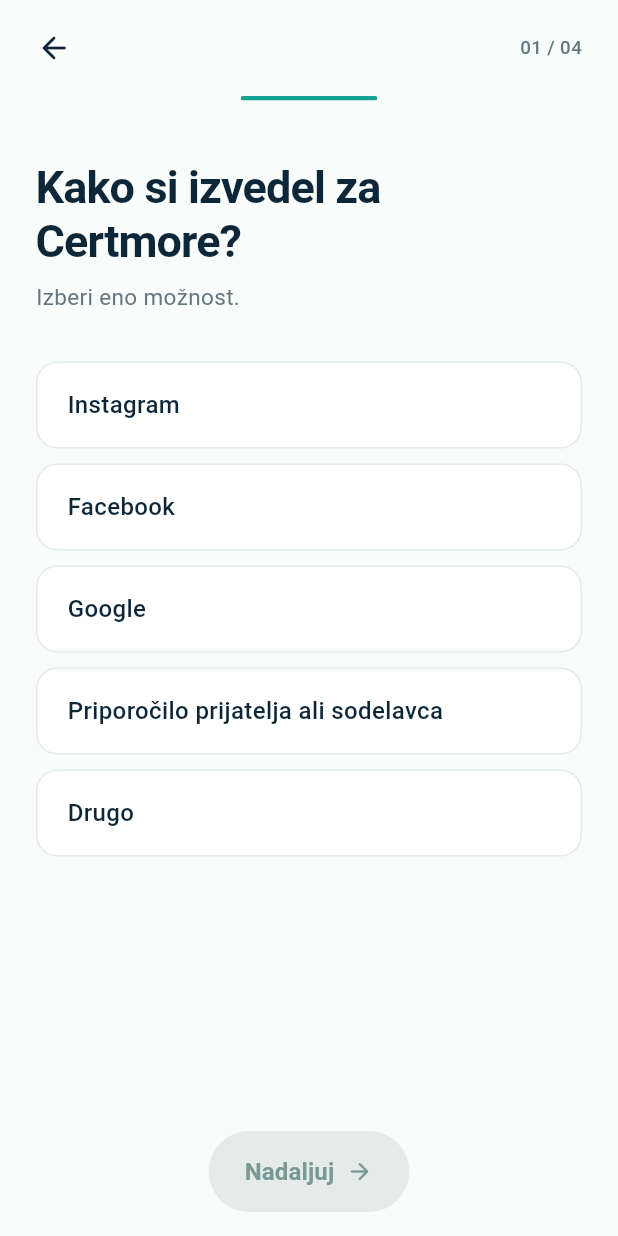
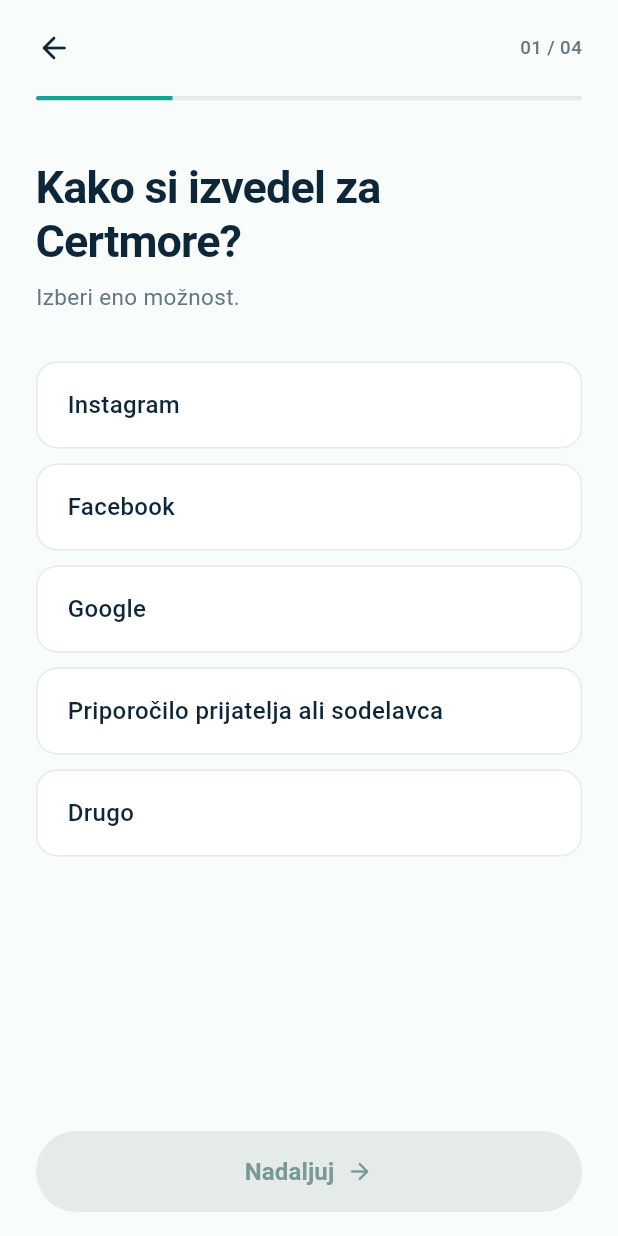
Before and after one commit to Gojkovix/certmore_app, a Flutter app: the OnboardingScreen screen opened by its route, on a phone screen of 412 x 824 dp. Run offline on Flutter 3.47's test engine with Material 3 defaults, Android fonts, the phone set to English and light mode, and no system bars; our stand-ins replace flutter_svg.

Commit message:
Popravek: gumb in vrstica napredka čez celotno širino
Co-Authored-By: Claude Opus 5.5 <noreply@anthropic.com>

```diff
--- a/lib/core/widgets/pill_button.dart
+++ b/lib/core/widgets/pill_button.dart
@@ -91,8 +91,9 @@ class _PillButtonState extends State<PillButton> {
                     horizontal: AppSpacing.xl,
                     vertical: AppSpacing.sm,
                   ),
-                  child: Center(
-                    widthFactor: 1,
+                  // Gumb vedno zavzame celotno razpoložljivo širino.
+                  child: Align(
+                    heightFactor: 1,
                     child: AnimatedDefaultTextStyle(
                       duration: AppMotion.selection,
                       style: AppTypography.button.copyWith(color: foreground),
--- a/lib/features/onboarding/presentation/widgets/onboarding_progress.dart
+++ b/lib/features/onboarding/presentation/widgets/onboarding_progress.dart
@@ -27,6 +27,7 @@ class OnboardingProgress extends StatelessWidget {
           borderRadius: BorderRadius.circular(2),
           child: SizedBox(
             height: 3,
+            width: double.infinity,
             child: ColoredBox(
               color: AppColors.border,
               child: TweenAnimationBuilder<double>(
```
